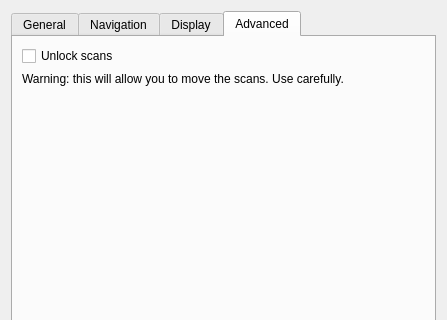
Before: the Qt Designer form src/gui/forms/DialogSettings.ui in open-scan-crew/OpenScanTools, drawn with Qt 5; both pictures show x 0 to 447 and y 0 to 320 of the 447 by 613 pixel window.
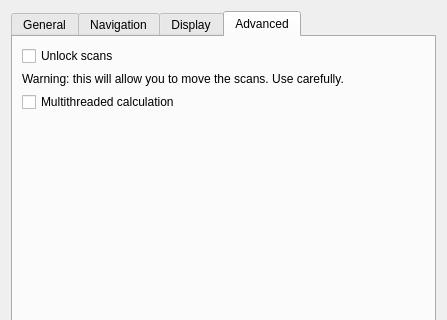
After: the same form once the commit is applied. The open tabs and pages were chosen to show the change. Icons and pictures are not drawn. Custom widgets are drawn as their Qt base class.

Commit message: Add multithreaded scan processing option

What changed in the file:
```diff
--- a/src/gui/forms/DialogSettings.ui
+++ b/src/gui/forms/DialogSettings.ui
@@ -986,7 +986,14 @@
          </property>
         </widget>
        </item>
-       <item row="2" column="1">
+       <item row="2" column="0">
+        <widget class="QCheckBox" name="checkBox_multithreadedCalc">
+         <property name="text">
+          <string>Multithreaded calculation</string>
+         </property>
+        </widget>
+       </item>
+       <item row="3" column="1">
         <spacer name="verticalSpacer_4">
          <property name="orientation">
           <enum>Qt::Vertical</enum>
```
The commit also changes 10 other files.
